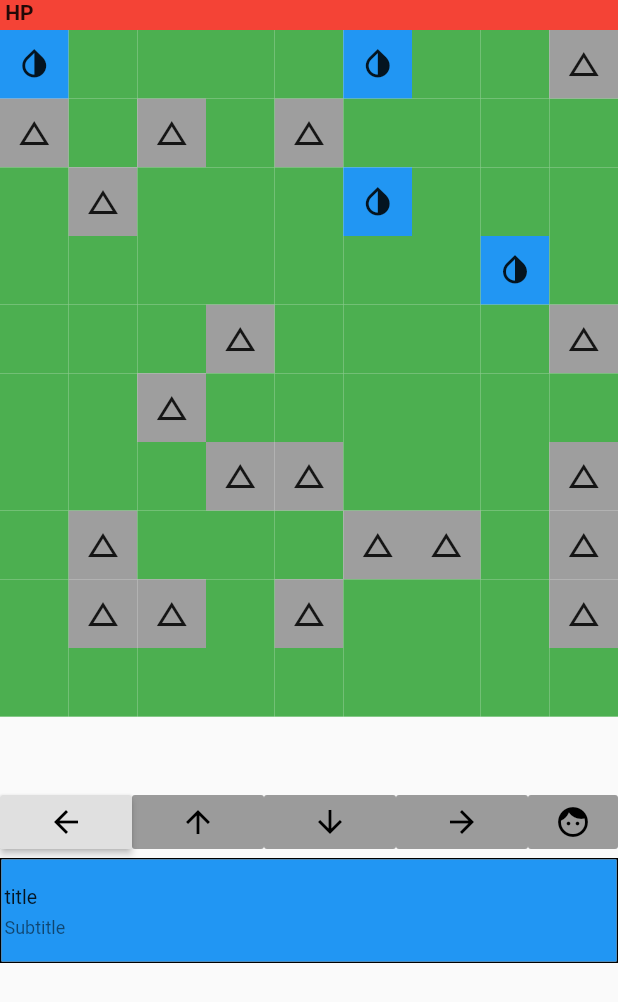
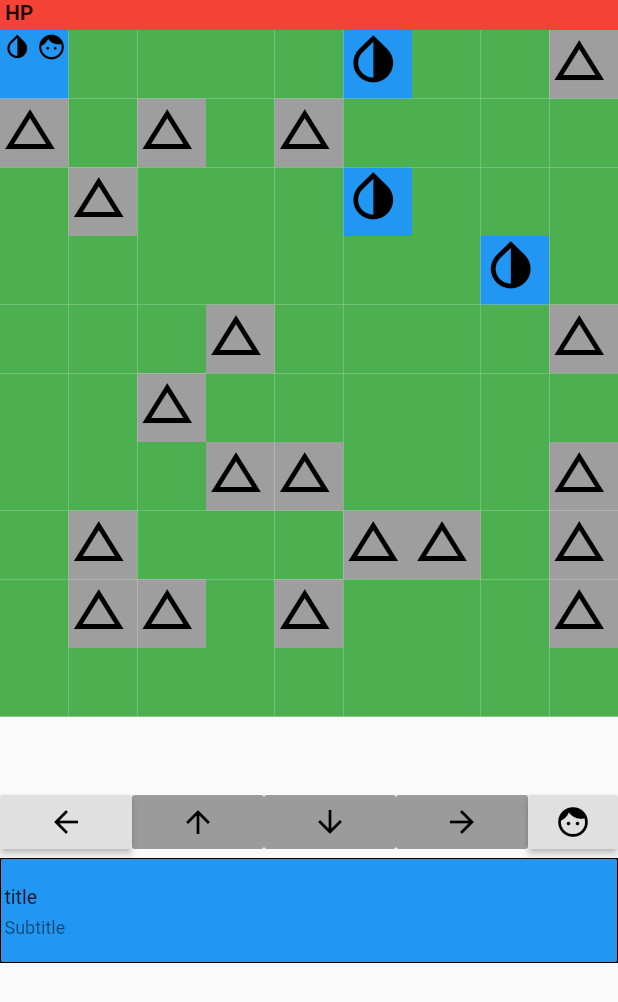
Before and after one commit to crtingram/flutter_rogue_like, a Flutter app: the screen it shows after launch, on a phone screen of 412 x 824 dp. Shown: the top 1002 px of the screen. Run offline on Flutter 3.47's test engine with Material 2 defaults, Android fonts, the phone set to English and light mode, and no system bars.

Commit message:
Turn tile contents into icons for display.

```diff
--- a/lib/main.dart
+++ b/lib/main.dart
@@ -1,6 +1,7 @@
 import 'package:flutter/material.dart';
 import 'package:flutter_rogue_like/models/map.dart';
 import 'package:flutter_rogue_like/models/map-tile.dart';
+import 'package:flutter_rogue_like/models/entities/entity.dart';
 
 void main() => runApp(MyApp());
 
@@ -77,10 +78,36 @@ class _MyStatefulWidgetState extends State<MyStatefulWidget> {
   }
 
   Widget _buildGridTile(MapTile mapTile) {
+    List<Widget> icons = new List<Widget>();
+
+    double defaultIconSize = 40.0;
+    num contentsLength = mapTile.contents.length;
+
+    double iconSize = contentsLength > 0
+        ? defaultIconSize / (contentsLength + 1)
+        : defaultIconSize;
+
+    icons.add(Icon(
+      mapTile.iconData,
+      color: mapTile.iconColor,
+      size: iconSize,
+    ));
+
+    mapTile.contents.contents.forEach((Entity e) {
+      icons.add(Icon(
+        e.iconData,
+        color: e.color,
+        size: iconSize,
+      ));
+    });
+
     return GridTile(
       child: Container(
         color: mapTile.color,
-        child: Icon(mapTile.iconData),
+        child: GridView.count(
+          crossAxisCount: 2,
+          children: icons,
+        ),
       ),
     );
   }
@@ -119,6 +146,11 @@ class _MyStatefulWidgetState extends State<MyStatefulWidget> {
               Icons.face,
               color: Colors.black,
             ),
+            onPressed: (() {
+              setState(() {
+                map = new Map();
+              });
+            }),
           ),
         ),
       ],
```
